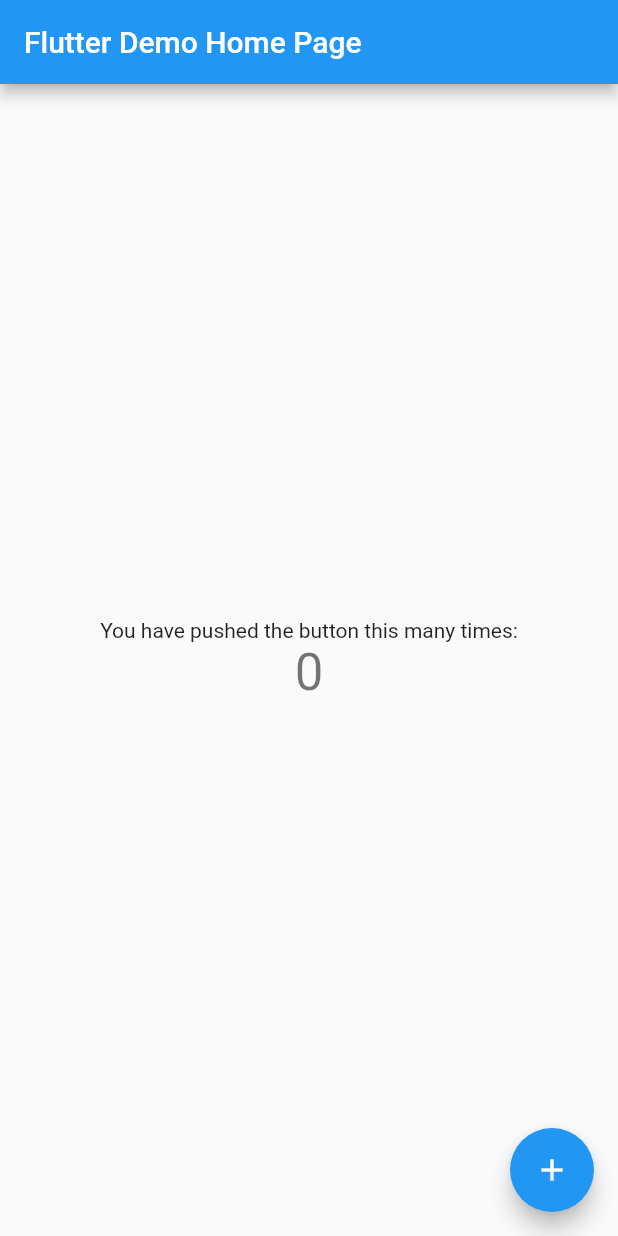
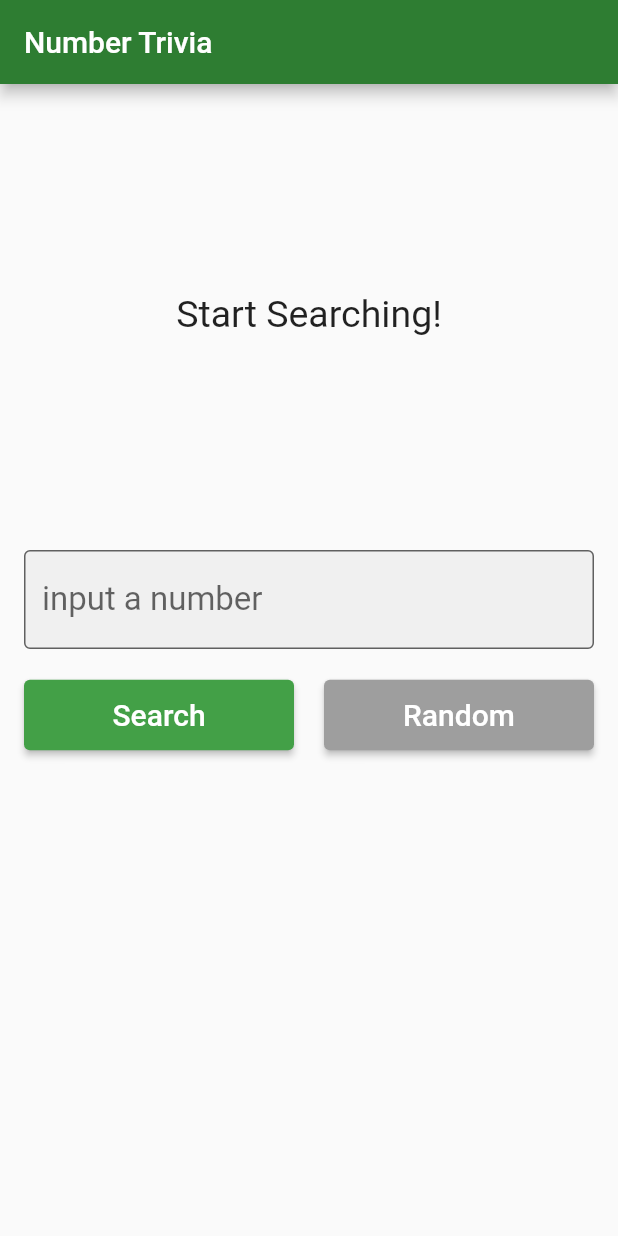
Before and after one commit to ahmedmohamedeid98/number_trivia_tdd_flutter, a Flutter app: the screen it shows after launch, on a phone screen of 412 x 824 dp. Run offline on Flutter 3.47's test engine with Material 2 defaults, Android fonts, the phone set to English and light mode, and no system bars; our stand-ins replace bloc, dartz, data_connection_checker, equatable, flutter_bloc, get_it and 1 more.

Commit message:
implement user interface

```diff
--- /dev/null
+++ b/lib/features/number_trivia/presentation/pages/number_trivia_page.dart
@@ -0,0 +1,67 @@
+import 'package:flutter/material.dart';
+import 'package:flutter_bloc/flutter_bloc.dart';
+
+import '../../../../injection_container.dart';
+import '../bloc/number_trivia_bloc.dart';
+import '../widgets/widgets.dart';
+
+class NumberTriviaPage extends StatelessWidget {
+  @override
+  Widget build(BuildContext context) {
+    return Scaffold(
+      appBar: AppBar(
+        title: Text('Number Trivia'),
+      ),
+      body: SingleChildScrollView(child: buildBody()),
+    );
+  }
+
+  BlocProvider<NumberTriviaBloc> buildBody() {
+    return BlocProvider(
+      create: (_) => sl<NumberTriviaBloc>(),
+      child: Padding(
+        padding: const EdgeInsets.all(16.0),
+        child: Column(
+          children: [
+            BodyWidget(),
+            const SizedBox(
+              height: 20,
+            ),
+            BottomWidget(),
+          ],
+        ),
+      ),
+    );
+  }
+}
+
+class BodyWidget extends StatelessWidget {
+  const BodyWidget({
+    Key key,
+  }) : super(key: key);
+
+  @override
+  Widget build(BuildContext context) {
+    return BlocBuilder<NumberTriviaBloc, NumberTriviaState>(
+      builder: (context, state) {
+        if (state is Empty) {
+          return DisplayMessage(
+            message: 'Start Searching!',
+          );
+        } else if (state is Loading) {
+          return LoadingWidget();
+        } else if (state is Loaded) {
+          return LoadedWidget(
+            numberTrivia: state.trivia,
+          );
+        } else if (state is Error) {
+          return DisplayMessage(
+            message: state.message,
+          );
+        } else {
+          return Container();
+        }
+      },
+    );
+  }
+}
--- /dev/null
+++ b/lib/features/number_trivia/presentation/widgets/bottom_widget.dart
@@ -0,0 +1,72 @@
+import 'package:flutter/material.dart';
+import 'package:flutter_bloc/flutter_bloc.dart';
+
+import '../bloc/number_trivia_bloc.dart';
+import 'elevated_button.dart';
+
+class BottomWidget extends StatelessWidget {
+  final TextEditingController _controller = TextEditingController();
+  @override
+  Widget build(BuildContext context) {
+    String str;
+    return Container(
+      height: 200,
+      child: Column(
+        children: [
+          TextField(
+            controller: _controller,
+            keyboardType: TextInputType.number,
+            decoration: InputDecoration(
+              hintText: 'input a number',
+              filled: true,
+              border: OutlineInputBorder(),
+            ),
+            onSubmitted: (_) => _addingConcreteEvent(
+              context: context,
+              numberString: str,
+            ),
+            onChanged: (value) {
+              str = value;
+            },
+            style: TextStyle(
+              fontSize: 22,
+            ),
+          ),
+          const SizedBox(
+            height: 20,
+          ),
+          Row(
+            children: [
+              Expanded(
+                child: ElevButton(
+                  label: 'Search',
+                  onPressed: () => _addingConcreteEvent(
+                    context: context,
+                    numberString: str,
+                  ),
+                ),
+              ),
+              const SizedBox(width: 20),
+              Expanded(
+                child: ElevButton(
+                  label: 'Random',
+                  onPressed: () {
+                    BlocProvider.of<NumberTriviaBloc>(context)
+                        .add(GetTriviaForRandomNumber());
+                  },
+                  backgroundColor: Colors.grey,
+                ),
+              ),
+            ],
+          )
+        ],
+      ),
+    );
+  }
+
+  void _addingConcreteEvent({BuildContext context, String numberString}) {
+    _controller.clear();
+    BlocProvider.of<NumberTriviaBloc>(context)
+        .add(GetTriviaForConcreteNumber(numberString ?? '0'));
+  }
+}
--- /dev/null
+++ b/lib/features/number_trivia/presentation/widgets/display_message.dart
@@ -0,0 +1,21 @@
+import 'package:flutter/material.dart';
+
+class DisplayMessage extends StatelessWidget {
+  final String message;
+
+  const DisplayMessage({Key key, @required this.message}) : super(key: key);
+  @override
+  Widget build(BuildContext context) {
+    return Container(
+      height: MediaQuery.of(context).size.height / 3,
+      child: Center(
+        child: SingleChildScrollView(
+          child: Text(
+            message,
+            style: TextStyle(fontSize: 25),
+          ),
+        ),
+      ),
+    );
+  }
+}
--- /dev/null
+++ b/lib/features/number_trivia/presentation/widgets/elevated_button.dart
@@ -0,0 +1,32 @@
+import 'package:flutter/material.dart';
+
+class ElevButton extends StatelessWidget {
+  final Function onPressed;
+  final String label;
+  final Color backgroundColor;
+
+  const ElevButton({
+    Key key,
+    @required this.onPressed,
+    @required this.label,
+    this.backgroundColor,
+  }) : super(key: key);
+  @override
+  Widget build(BuildContext context) {
+    return ElevatedButton(
+      style: ButtonStyle(
+        backgroundColor: MaterialStateProperty.resolveWith<Color>(
+          (states) => backgroundColor ?? Theme.of(context).accentColor,
+        ),
+      ),
+      child: Padding(
+        padding: const EdgeInsets.symmetric(vertical: 12),
+        child: Text(
+          label,
+          style: TextStyle(fontSize: 20),
+        ),
+      ),
+      onPressed: onPressed,
+    );
+  }
+}
--- /dev/null
+++ b/lib/features/number_trivia/presentation/widgets/widgets.dart
@@ -0,0 +1,5 @@
+export 'bottom_widget.dart';
+export 'display_loaded.dart';
+export 'display_loading.dart';
+export 'display_message.dart';
+export 'elevated_button.dart';
--- a/lib/main.dart
+++ b/lib/main.dart
@@ -1,115 +1,25 @@
 import 'package:flutter/material.dart';
+import 'package:tdd_number_trivia/features/number_trivia/presentation/pages/number_trivia_page.dart';
 import 'injection_container.dart' as di;
 
 void main() async {
+  WidgetsFlutterBinding.ensureInitialized();
   await di.init();
   runApp(MyApp());
+  print('initialized');
 }
 
 class MyApp extends StatelessWidget {
-  // This widget is the root of your application.
   @override
   Widget build(BuildContext context) {
     return MaterialApp(
-      title: 'Flutter Demo',
+      debugShowCheckedModeBanner: false,
+      title: 'Number Trivia',
       theme: ThemeData(
-        // This is the theme of your application.
-        //
-        // Try running your application with "flutter run". You'll see the
-        // application has a blue toolbar. Then, without quitting the app, try
-        // changing the primarySwatch below to Colors.green and then invoke
-        // "hot reload" (press "r" in the console where you ran "flutter run",
-        // or simply save your changes to "hot reload" in a Flutter IDE).
-        // Notice that the counter didn't reset back to zero; the application
-        // is not restarted.
-        primarySwatch: Colors.blue,
+        primaryColor: Colors.green.shade800,
+        accentColor: Colors.green.shade600,
       ),
-      home: MyHomePage(title: 'Flutter Demo Home Page'),
+      home: NumberTriviaPage(),
     );
   }
 }
-
-class MyHomePage extends StatefulWidget {
-  MyHomePage({Key key, this.title}) : super(key: key);
-
-  // This widget is the home page of your application. It is stateful, meaning
-  // that it has a State object (defined below) that contains fields that affect
-  // how it looks.
-
-  // This class is the configuration for the state. It holds the values (in this
-  // case the title) provided by the parent (in this case the App widget) and
-  // used by the build method of the State. Fields in a Widget subclass are
-  // always marked "final".
-
-  final String title;
-
-  @override
-  _MyHomePageState createState() => _MyHomePageState();
-}
-
-class _MyHomePageState extends State<MyHomePage> {
-  int _counter = 0;
-
-  void _incrementCounter() {
-    setState(() {
-      // This call to setState tells the Flutter framework that something has
-      // changed in this State, which causes it to rerun the build method below
-      // so that the display can reflect the updated values. If we changed
-      // _counter without calling setState(), then the build method would not be
-      // called again, and so nothing would appear to happen.
-      _counter++;
-    });
-  }
-
-  @override
-  Widget build(BuildContext context) {
-    // This method is rerun every time setState is called, for instance as done
-    // by the _incrementCounter method above.
-    //
-    // The Flutter framework has been optimized to make rerunning build methods
-    // fast, so that you can just rebuild anything that needs updating rather
-    // than having to individually change instances of widgets.
-    return Scaffold(
-      appBar: AppBar(
-        // Here we take the value from the MyHomePage object that was created by
-        // the App.build method, and use it to set our appbar title.
-        title: Text(widget.title),
-      ),
-      body: Center(
-        // Center is a layout widget. It takes a single child and positions it
-        // in the middle of the parent.
-        child: Column(
-          // Column is also a layout widget. It takes a list of children and
-          // arranges them vertically. By default, it sizes itself to fit its
-          // children horizontally, and tries to be as tall as its parent.
-          //
-          // Invoke "debug painting" (press "p" in the console, choose the
-          // "Toggle Debug Paint" action from the Flutter Inspector in Android
-          // Studio, or the "Toggle Debug Paint" command in Visual Studio Code)
-          // to see the wireframe for each widget.
-          //
-          // Column has various properties to control how it sizes itself and
-          // how it positions its children. Here we use mainAxisAlignment to
-          // center the children vertically; the main axis here is the vertical
-          // axis because Columns are vertical (the cross axis would be
-          // horizontal).
-          mainAxisAlignment: MainAxisAlignment.center,
-          children: <Widget>[
-            Text(
-              'You have pushed the button this many times:',
-            ),
-            Text(
-              '$_counter',
-              style: Theme.of(context).textTheme.headline4,
-            ),
-          ],
-        ),
-      ),
-      floatingActionButton: FloatingActionButton(
-        onPressed: _incrementCounter,
-        tooltip: 'Increment',
-        child: Icon(Icons.add),
-      ), // This trailing comma makes auto-formatting nicer for build methods.
-    );
-  }
-}
--- a/pubspec.yaml
+++ b/pubspec.yaml
@@ -21,7 +21,7 @@ dependencies:
   equatable: ^1.2.6
   data_connection_checker: ^0.3.4
   http: ^0.12.2
-  shared_preferences: ^0.5.12+4
+  shared_preferences: '>=0.5.12+4 <2.0.0'
 
 dev_dependencies:
   flutter_test:
```
Also changed, not shown: lib/features/number_trivia/presentation/widgets/display_loaded.dart (added, +41 -0 lines), lib/features/number_trivia/presentation/widgets/display_loading.dart (added, +16 -0 lines).
